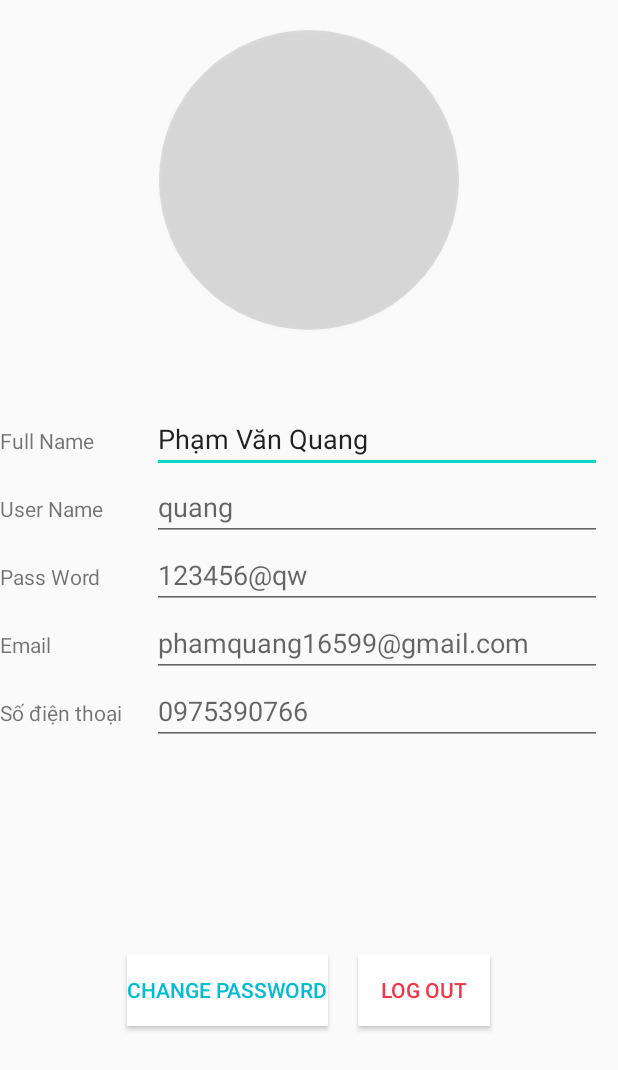
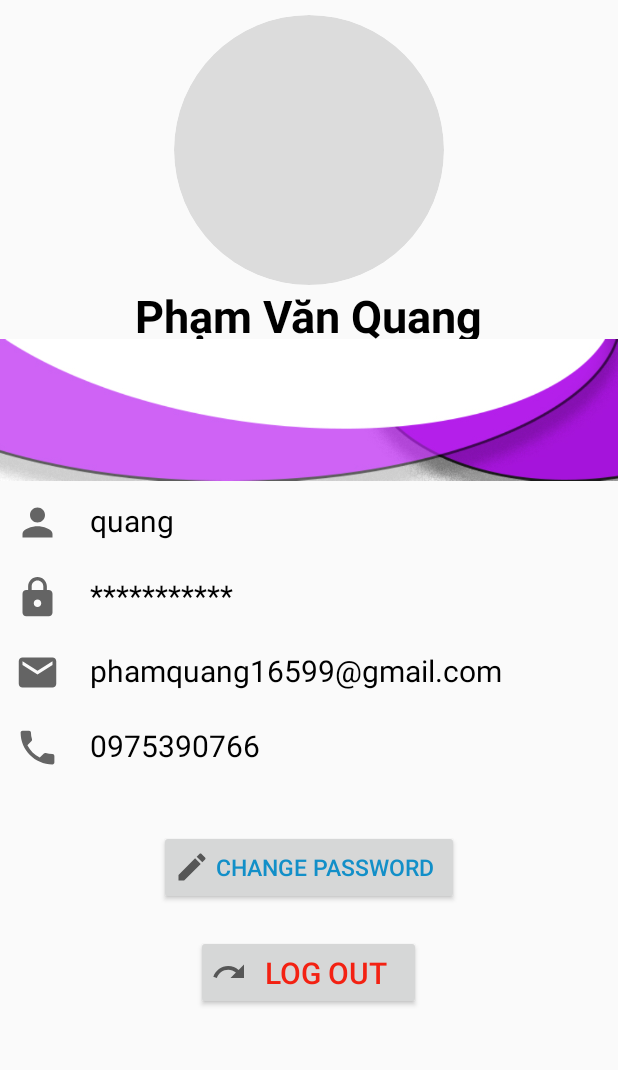
Before and after one commit to Quang16599/Project_Mobile, an Android app: the TrangCaNhan screen opened directly, with no data from a screen before it, on a phone screen of 412 x 824 dp. Shown: the top 1070 px of the screen. Run offline under Robolectric (Android 15) with nearby library versions, the phone set to English and light mode, and no system bars; our stand-ins replace CircleImageView.

Commit message:
TrangCaNhan

```diff
--- a/app/src/main/java/goodman/gm/p_mobile/Controller/TrangCaNhan.java
+++ b/app/src/main/java/goodman/gm/p_mobile/Controller/TrangCaNhan.java
@@ -3,14 +3,30 @@ package goodman.gm.p_mobile.Controller;
 import androidx.appcompat.app.AppCompatActivity;
 
 import android.os.Bundle;
+import android.widget.Button;
+import android.widget.TextView;
 
 import goodman.gm.p_mobile.R;
 
 public class TrangCaNhan extends AppCompatActivity {
+    TextView tvFullName, tvUserName, tvPassword, tvEmail, tvPhone;
+    Button btnChangePass, btnLogOut;
 
     @Override
     protected void onCreate(Bundle savedInstanceState) {
         super.onCreate(savedInstanceState);
         setContentView(R.layout.activity_trang_ca_nhan);
+
+        Init();
+    }
+
+    private void Init() {
+        tvFullName = findViewById(R.id.FullName);
+        tvUserName = findViewById(R.id.userName);
+        tvPassword = findViewById(R.id.password);
+        tvEmail    = findViewById(R.id.email);
+        tvPhone    = findViewById(R.id.phoneNumber);
+        btnChangePass = findViewById(R.id.btnChangPass);
+        btnLogOut     = findViewById(R.id.btnLogOut);
     }
 }
--- /dev/null
+++ b/app/src/main/res/drawable/ic_lock.xml
@@ -0,0 +1,5 @@
+<vector android:autoMirrored="true" android:height="24dp"
+    android:tint="?attr/colorControlNormal" android:viewportHeight="24"
+    android:viewportWidth="24" android:width="24dp" xmlns:android="http://schemas.android.com/apk/res/android">
+    <path android:fillColor="@android:color/white" android:pathData="M18,8h-1L17,6c0,-2.76 -2.24,-5 -5,-5S7,3.24 7,6v2L6,8c-1.1,0 -2,0.9 -2,2v10c0,1.1 0.9,2 2,2h12c1.1,0 2,-0.9 2,-2L20,10c0,-1.1 -0.9,-2 -2,-2zM12,17c-1.1,0 -2,-0.9 -2,-2s0.9,-2 2,-2 2,0.9 2,2 -0.9,2 -2,2zM15.1,8L8.9,8L8.9,6c0,-1.71 1.39,-3.1 3.1,-3.1 1.71,0 3.1,1.39 3.1,3.1v2z"/>
+</vector>
--- /dev/null
+++ b/app/src/main/res/drawable/ic_logout.xml
@@ -0,0 +1,5 @@
+<vector android:autoMirrored="true" android:height="24dp"
+    android:tint="?attr/colorControlNormal" android:viewportHeight="24"
+    android:viewportWidth="24" android:width="24dp" xmlns:android="http://schemas.android.com/apk/res/android">
+    <path android:fillColor="@android:color/white" android:pathData="M18.4,10.6C16.55,8.99 14.15,8 11.5,8c-4.65,0 -8.58,3.03 -9.96,7.22L3.9,16c1.05,-3.19 4.05,-5.5 7.6,-5.5 1.95,0 3.73,0.72 5.12,1.88L13,16h9V7l-3.6,3.6z"/>
+</vector>
--- /dev/null
+++ b/app/src/main/res/drawable/ic_pen.xml
@@ -0,0 +1,5 @@
+<vector android:autoMirrored="true" android:height="24dp"
+    android:tint="?attr/colorControlNormal" android:viewportHeight="24"
+    android:viewportWidth="24" android:width="24dp" xmlns:android="http://schemas.android.com/apk/res/android">
+    <path android:fillColor="@android:color/white" android:pathData="M3,17.25V21h3.75L17.81,9.94l-3.75,-3.75L3,17.25zM20.71,7.04c0.39,-0.39 0.39,-1.02 0,-1.41l-2.34,-2.34c-0.39,-0.39 -1.02,-0.39 -1.41,0l-1.83,1.83 3.75,3.75 1.83,-1.83z"/>
+</vector>
--- a/app/src/main/res/layout/activity_trang_ca_nhan.xml
+++ b/app/src/main/res/layout/activity_trang_ca_nhan.xml
@@ -1,5 +1,5 @@
 <?xml version="1.0" encoding="utf-8"?>
-<LinearLayout xmlns:android="http://schemas.android.com/apk/res/android"
+<RelativeLayout xmlns:android="http://schemas.android.com/apk/res/android"
     xmlns:app="http://schemas.android.com/apk/res-auto"
     xmlns:tools="http://schemas.android.com/tools"
     android:layout_width="match_parent"
@@ -8,104 +8,181 @@
 
     tools:context=".Controller.TrangCaNhan">
 
-    <Button
+    <de.hdodenhof.circleimageview.CircleImageView
+        android:id="@+id/imageviewAvatar"
+        android:layout_width="180dp"
+        android:layout_height="180dp"
+        android:src="@drawable/custom_avatar"
+        android:layout_centerHorizontal="true"
+        android:layout_marginTop="10dp"
+        >
+
+    </de.hdodenhof.circleimageview.CircleImageView>
+
+    <TextView
+        android:id="@+id/FullName"
         android:layout_width="wrap_content"
         android:layout_height="wrap_content"
-        android:layout_gravity="center"
-        android:layout_margin="20dp"
-        android:background="@drawable/custom_avatar"
+        android:text="Phạm Văn Quang"
+        android:textColor="#000"
+        android:textSize="30sp"
+        android:textStyle="bold"
+        android:layout_below="@id/imageviewAvatar"
+        android:layout_centerHorizontal="true"></TextView>
 
-        ></Button>
+    <ImageView
+        android:id="@+id/imageviewHinh"
+        android:layout_width="match_parent"
+        android:layout_height="100dp"
+        android:src="@drawable/trangcanhan"
+        android:layout_below="@id/FullName"
+        android:layout_marginTop="-7dp"></ImageView>
+
+    <LinearLayout
+        android:id="@+id/linear1"
+        android:layout_width="match_parent"
+        android:layout_height="wrap_content"
+        android:layout_below="@id/imageviewHinh"
+        android:layout_marginTop="10dp"
+        android:orientation="horizontal">
+
+        <ImageView
+            android:layout_width="30dp"
+            android:layout_height="30dp"
+            android:src="@drawable/ic_person"
+            android:layout_marginLeft="10dp"></ImageView>
+
+        <TextView
+            android:id="@+id/userName"
+            android:layout_width="wrap_content"
+            android:layout_height="wrap_content"
+            android:text="quang"
+            android:textSize="20dp"
+            android:textColor="#000"
+            android:layout_marginLeft="20dp"></TextView>
 
 
-    <TableLayout
-        android:layout_marginTop="30dp"
-        android:layout_width="match_parent"
-        android:layout_height="match_parent">
-
-        <TableRow>
-
-            <TextView android:text="Full Name"></TextView>
-
-            <EditText
-                android:layout_width="300dp"
-                android:layout_marginLeft="20dp"
-                android:text="Phạm Văn Quang"></EditText>
-        </TableRow>
-
-        <TableRow>
-
-            <TextView android:text="User Name"></TextView>
-
-            <EditText
-                android:layout_width="300dp"
-                android:layout_marginLeft="20dp"
-                android:hint="quang"></EditText>
-        </TableRow>
-
-        <TableRow>
-
-            <TextView android:text="Pass Word"></TextView>
-
-            <EditText
-                android:layout_width="300dp"
-                android:layout_marginLeft="20dp"
-                android:hint="123456@qw"></EditText>
-        </TableRow>
-
-        <TableRow>
-
-            <TextView android:text="Email"></TextView>
-
-            <EditText
-                android:layout_width="300dp"
-                android:layout_marginLeft="20dp"
-                android:hint="phamquang16599@gmail.com"></EditText>
-        </TableRow>
-
-        <TableRow>
-
-            <TextView android:text="Số điện thoại"></TextView>
-
-            <EditText
-                android:id="@+id/mahang"
-                android:layout_width="300dp"
-                android:layout_marginLeft="20dp"
-                android:hint="0975390766"></EditText>
-        </TableRow>
+    </LinearLayout>
 
     <LinearLayout
+        android:id="@+id/linear2"
         android:layout_width="match_parent"
-            android:layout_height="match_parent"
-            android:gravity="center"
+        android:layout_height="wrap_content"
+        android:layout_below="@id/linear1"
+        android:layout_marginTop="20dp"
         android:orientation="horizontal">
 
-            <Button
-                android:id="@+id/btnLogin"
+        <ImageView
+            android:layout_width="30dp"
+            android:layout_height="30dp"
+            android:src="@drawable/ic_lock"
+            android:layout_marginLeft="10dp"></ImageView>
+
+        <TextView
+            android:id="@+id/password"
             android:layout_width="wrap_content"
             android:layout_height="wrap_content"
-                android:background="#fff"
-                android:layout_gravity="center"
-                android:text="Change Password"
-                android:textColor="#00BCD4">
+            android:text="***********"
+            android:textSize="20dp"
+            android:textColor="#000"
+            android:layout_marginLeft="20dp"></TextView>
+
+
+    </LinearLayout>
+
+    <LinearLayout
+        android:id="@+id/linear3"
+        android:layout_width="match_parent"
+        android:layout_height="wrap_content"
+        android:layout_below="@id/linear2"
+        android:layout_marginTop="20dp"
+        android:orientation="horizontal">
+
+        <ImageView
+            android:layout_width="30dp"
+            android:layout_height="30dp"
+            android:src="@drawable/ic_mail"
+            android:layout_marginLeft="10dp"></ImageView>
+
+        <TextView
+            android:id="@+id/email"
+            android:layout_width="wrap_content"
+            android:layout_height="wrap_content"
+            android:text="phamquang16599@gmail.com"
+            android:textSize="20dp"
+            android:textColor="#000"
+            android:layout_marginLeft="20dp"></TextView>
+
+
+    </LinearLayout>
+
+    <LinearLayout
+        android:id="@+id/linear4"
+        android:layout_width="match_parent"
+        android:layout_height="wrap_content"
+        android:layout_below="@id/linear3"
+        android:layout_marginTop="20dp"
+        android:orientation="horizontal">
+
+        <ImageView
+            android:layout_width="30dp"
+            android:layout_height="30dp"
+            android:src="@drawable/ic_phone"
+            android:layout_marginLeft="10dp"></ImageView>
+
+        <TextView
+            android:id="@+id/phoneNumber"
+            android:layout_width="wrap_content"
+            android:layout_height="wrap_content"
+            android:text="0975390766"
+            android:textSize="20dp"
+            android:textColor="#000"
+            android:layout_marginLeft="20dp"></TextView>
+
+
+    </LinearLayout>
+
+    <LinearLayout
+        android:id="@+id/linear5"
+        android:layout_width="match_parent"
+        android:layout_height="wrap_content"
+        android:layout_below="@id/linear4"
+        android:gravity="center"
+        android:layout_marginTop="10dp"
+        android:orientation="vertical">
+
+       <Button
+           android:id="@+id/btnChangPass"
+           android:layout_marginTop="30dp"
+           android:layout_width="200dp"
+           android:layout_height="50dp"
+           android:text="Change PassWord"
+           android:textColor="#128FC8"
+           android:textSize="15dp"
+           android:gravity="center"
+           android:paddingLeft="10dp"
+           android:drawableLeft="@drawable/ic_pen">
 
        </Button>
 
         <Button
-                android:id="@+id/btnRegister"
-                android:layout_width="wrap_content"
-                android:layout_height="wrap_content"
-                android:layout_gravity="center"
-                android:layout_marginLeft="20dp"
-                android:background="#fff"
+            android:id="@+id/btnLogOut"
+            android:layout_width="150dp"
+            android:layout_height="50dp"
+            android:layout_marginTop="20dp"
             android:text="Log Out"
-                android:textColor="#F43646"></Button>
+            android:textSize="20dp"
+            android:gravity="center"
+            android:textColor="#F32112"
+            android:padding="10dp"
+            android:paddingLeft="10dp"
+            android:drawableLeft="@drawable/ic_logout">
+
+        </Button>
+
     </LinearLayout>
-
-
-    </TableLayout>
 
 
 
 
-</LinearLayout>
+</RelativeLayout>
```
Also changed, not shown: app/src/main/res/drawable/trangcanhan.jpg (added). Lines whose indentation alone changed are shown as unchanged.
